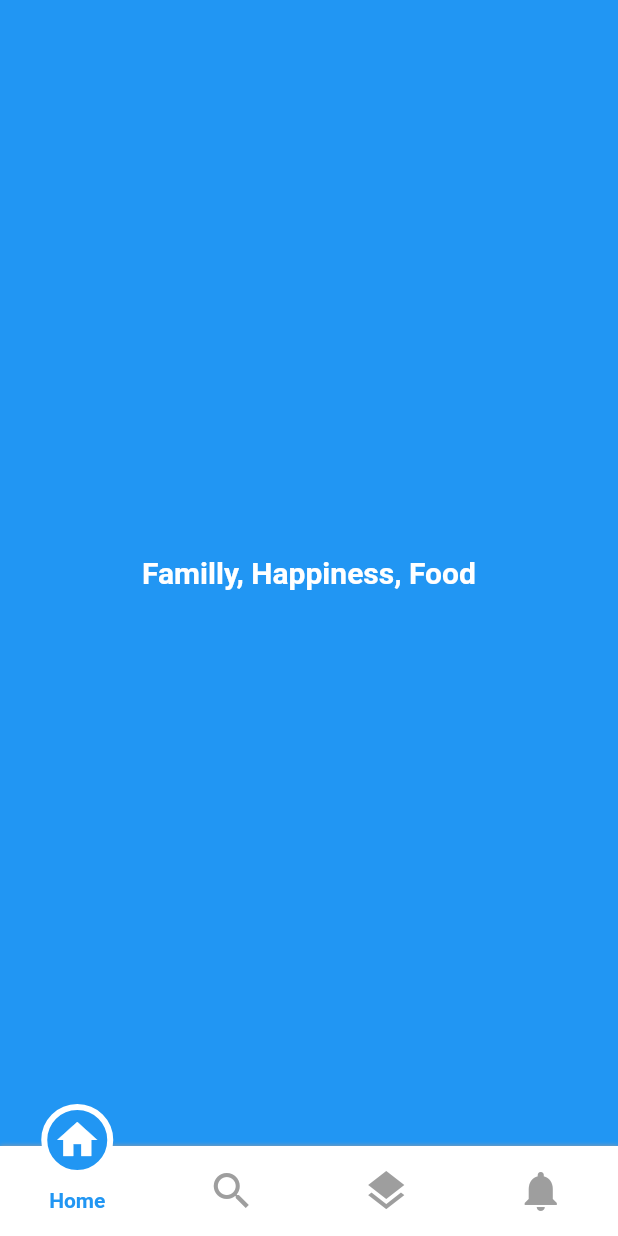
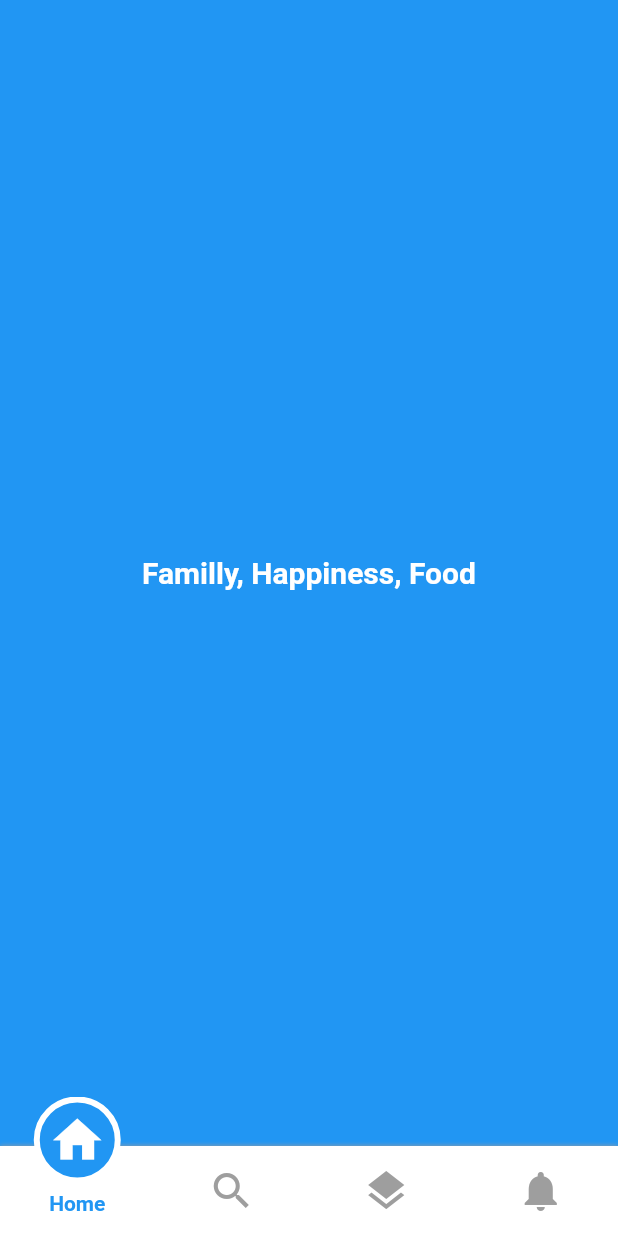
Before and after one commit to benyaminbeyzaie/circular_bottom_navigation, a Flutter app: the screen it shows after launch, on a phone screen of 412 x 824 dp. Run offline on Flutter 3.47's test engine with Material 2 defaults, Android fonts, the phone set to English and light mode, and no system bars.

Commit message:
increased circle size and added scale factor on selected tab icons

```diff
--- a/lib/circular_bottom_navigation.dart
+++ b/lib/circular_bottom_navigation.dart
@@ -21,7 +21,7 @@ class CircularBottomNavigation extends StatefulWidget {
   CircularBottomNavigation(this.tabItems,
       {this.selectedPos = 0,
         this.barHeight = 60,
-        this.circleSize = 48,
+        this.circleSize = 58,
         this.circleStrokeWidth = 4,
         this.iconsSize = 32,
         this.selectedIconColor = Colors.white,
@@ -148,12 +148,16 @@ class _CircularBottomNavigationState extends State<CircularBottomNavigation>
       // Icon
       Color iconColor =
       pos == selectedPos ? widget.selectedIconColor : widget.normalIconColor;
+      double scaleFactor = pos == selectedPos ? 1.2 : 1.0;
       children.add(
         Positioned(
-          child: Icon(
-            widget.tabItems[pos].icon,
-            size: widget.iconsSize,
-            color: iconColor,
+          child: Transform.scale(
+            scale: scaleFactor,
+            child: Icon(
+              widget.tabItems[pos].icon,
+              size: widget.iconsSize,
+              color: iconColor,
+            ),
           ),
           left: r.center.dx - (widget.iconsSize / 2),
           top: r.center.dy -
```
